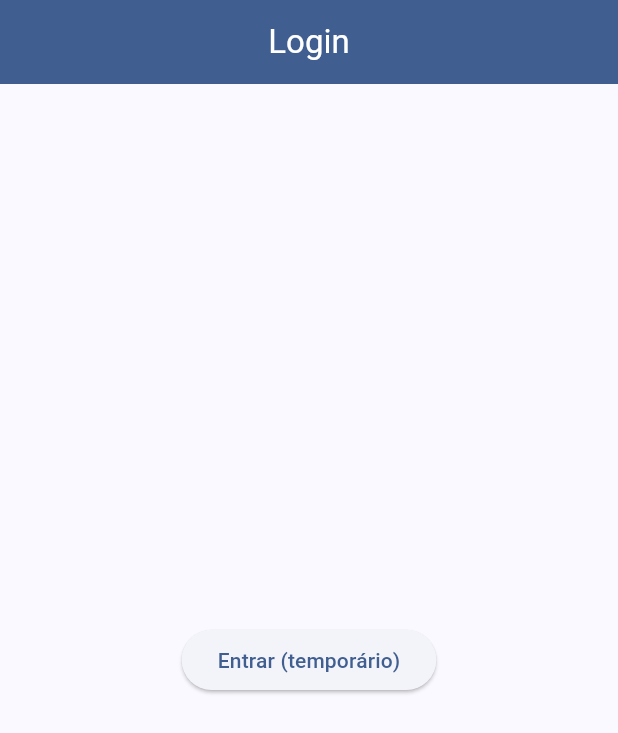
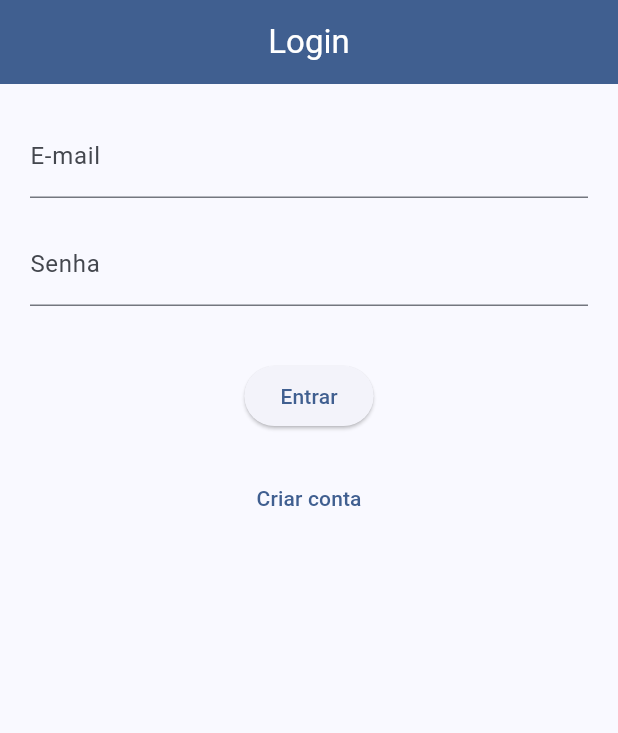
Before and after one commit to moments342/P2-Desenvolvimento-Mobile, a Flutter app: the screen it shows after launch, on a phone screen of 412 x 824 dp. Shown: the top 733 px of the screen. Run offline on Flutter 3.47's test engine with Material 3 defaults, Android fonts, the phone set to English and light mode, and no system bars; our stand-ins replace firebase_auth, firebase_core; accounts and stored records are empty.

Commit message:
feat(auth): autenticação de usuário

```diff
--- /dev/null
+++ b/devtools_options.yaml
@@ -0,0 +1,3 @@
+description: This file stores settings for Dart & Flutter DevTools.
+documentation: https://docs.flutter.dev/tools/devtools/extensions#configure-extension-enablement-states
+extensions:
--- a/lib/app/app_widget.dart
+++ b/lib/app/app_widget.dart
@@ -1,8 +1,11 @@
 import 'package:flutter/material.dart';
 import 'package:provider/provider.dart';
+import '../core/theme/app_theme.dart';
 
-import '../core/theme/app_theme.dart';
+import '../features/auth/presentation/controllers/auth_controller.dart';
+import '../features/auth/data/repositories/auth_repository.dart';
 import '../features/auth/presentation/pages/login_page.dart';
+import '../features/home/presentation/pages/home_page.dart';
 
 class AppWidget extends StatelessWidget {
   const AppWidget({super.key});
@@ -11,14 +14,33 @@ class AppWidget extends StatelessWidget {
   Widget build(BuildContext context) {
     return MultiProvider(
       providers: [
-        // Controllers entrarão nos próximos commits
+        ChangeNotifierProvider(create: (_) => AuthController(AuthRepository())),
       ],
       child: MaterialApp(
         debugShowCheckedModeBanner: false,
-        title: 'Controle de Abastecimento',
         theme: AppTheme.temaClaro,
-        home: const LoginPage(),
+        home: const _RoteadorAuth(),
       ),
     );
   }
 }
+
+class _RoteadorAuth extends StatelessWidget {
+  const _RoteadorAuth({super.key});
+
+  @override
+  Widget build(BuildContext context) {
+    final auth = context.watch<AuthController>();
+
+    // Loading inicial da stream
+    if (auth.usuario == null && auth.erro == null) {
+      return const LoginPage();
+    }
+
+    if (auth.usuario != null) {
+      return const HomePage();
+    }
+
+    return const LoginPage();
+  }
+}
--- /dev/null
+++ b/lib/features/auth/data/repositories/auth_repository.dart
@@ -0,0 +1,31 @@
+import 'package:firebase_auth/firebase_auth.dart';
+
+class AuthRepository {
+  final FirebaseAuth _auth = FirebaseAuth.instance;
+
+  // Stream do usuário logado (auto-redirecionamento)
+  Stream<User?> get usuarioStream => _auth.authStateChanges();
+
+  // Cadastro
+  Future<User?> cadastrar(String email, String senha) async {
+    final credencial = await _auth.createUserWithEmailAndPassword(
+      email: email,
+      password: senha,
+    );
+    return credencial.user;
+  }
+
+  // Login
+  Future<User?> login(String email, String senha) async {
+    final credencial = await _auth.signInWithEmailAndPassword(
+      email: email,
+      password: senha,
+    );
+    return credencial.user;
+  }
+
+  // Logout
+  Future<void> logout() async {
+    await _auth.signOut();
+  }
+}
--- /dev/null
+++ b/lib/features/auth/domain/models/usuario_model.dart
@@ -0,0 +1,10 @@
+class UsuarioModel {
+  final String id;
+  final String email;
+
+  UsuarioModel({required this.id, required this.email});
+
+  factory UsuarioModel.fromFirebase(String id, String email) {
+    return UsuarioModel(id: id, email: email);
+  }
+}
--- /dev/null
+++ b/lib/features/auth/presentation/controllers/auth_controller.dart
@@ -0,0 +1,61 @@
+import 'package:flutter/material.dart';
+import '../../../auth/data/repositories/auth_repository.dart';
+import '../../../auth/domain/models/usuario_model.dart';
+import 'package:firebase_auth/firebase_auth.dart';
+
+class AuthController extends ChangeNotifier {
+  final AuthRepository _repository;
+
+  AuthController(this._repository) {
+    // monitora o usuário logado
+    _repository.usuarioStream.listen((user) {
+      if (user != null) {
+        usuario = UsuarioModel.fromFirebase(user.uid, user.email ?? "");
+      } else {
+        usuario = null;
+      }
+      notifyListeners();
+    });
+  }
+
+  UsuarioModel? usuario;
+  bool carregando = false;
+  String? erro;
+
+  // Login
+  Future<void> login(String email, String senha) async {
+    try {
+      carregando = true;
+      erro = null;
+      notifyListeners();
+
+      await _repository.login(email, senha);
+    } on FirebaseAuthException catch (e) {
+      erro = e.message ?? "Erro desconhecido.";
+    } finally {
+      carregando = false;
+      notifyListeners();
+    }
+  }
+
+  // Cadastro
+  Future<void> cadastrar(String email, String senha) async {
+    try {
+      carregando = true;
+      erro = null;
+      notifyListeners();
+
+      await _repository.cadastrar(email, senha);
+    } on FirebaseAuthException catch (e) {
+      erro = e.message ?? "Erro desconhecido.";
+    } finally {
+      carregando = false;
+      notifyListeners();
+    }
+  }
+
+  // Logout
+  Future<void> logout() async {
+    await _repository.logout();
+  }
+}
--- a/lib/features/auth/presentation/pages/login_page.dart
+++ b/lib/features/auth/presentation/pages/login_page.dart
@@ -1,22 +1,69 @@
 import 'package:flutter/material.dart';
-import '/home/presentation/pages/home_page.dart';
+import 'package:provider/provider.dart';
 
-class LoginPage extends StatelessWidget {
+import '../controllers/auth_controller.dart';
+import 'cadastro_page.dart';
+
+class LoginPage extends StatefulWidget {
   const LoginPage({super.key});
 
   @override
+  State<LoginPage> createState() => _LoginPageState();
+}
+
+class _LoginPageState extends State<LoginPage> {
+  final emailCtrl = TextEditingController();
+  final senhaCtrl = TextEditingController();
+
+  @override
   Widget build(BuildContext context) {
+    final auth = context.watch<AuthController>();
+
     return Scaffold(
-      appBar: AppBar(title: const Text('Login')),
-      body: Center(
-        child: ElevatedButton(
-          onPressed: () {
-            Navigator.pushReplacement(
-              context,
-              MaterialPageRoute(builder: (_) => const HomePage()),
-            );
-          },
-          child: const Text('Entrar (temporário)'),
+      appBar: AppBar(title: const Text("Login")),
+      body: Padding(
+        padding: const EdgeInsets.all(20),
+        child: Column(
+          children: [
+            TextField(
+              controller: emailCtrl,
+              decoration: const InputDecoration(labelText: "E-mail"),
+            ),
+            const SizedBox(height: 16),
+
+            TextField(
+              controller: senhaCtrl,
+              obscureText: true,
+              decoration: const InputDecoration(labelText: "Senha"),
+            ),
+            const SizedBox(height: 20),
+
+            if (auth.erro != null)
+              Text(auth.erro!, style: const TextStyle(color: Colors.red)),
+
+            const SizedBox(height: 16),
+
+            auth.carregando
+                ? const CircularProgressIndicator()
+                : ElevatedButton(
+                    onPressed: () {
+                      auth.login(emailCtrl.text, senhaCtrl.text);
+                    },
+                    child: const Text("Entrar"),
+                  ),
+
+            const SizedBox(height: 20),
+
+            TextButton(
+              onPressed: () {
+                Navigator.push(
+                  context,
+                  MaterialPageRoute(builder: (_) => const CadastroPage()),
+                );
+              },
+              child: const Text("Criar conta"),
+            ),
+          ],
         ),
       ),
     );
```
Also changed, not shown: lib/features/auth/presentation/pages/cadastro_page.dart (+74 -0 lines), lib/features/home/presentation/pages/home_page.dart (renamed from lib/home/presentation/pages/home_page.dart).
